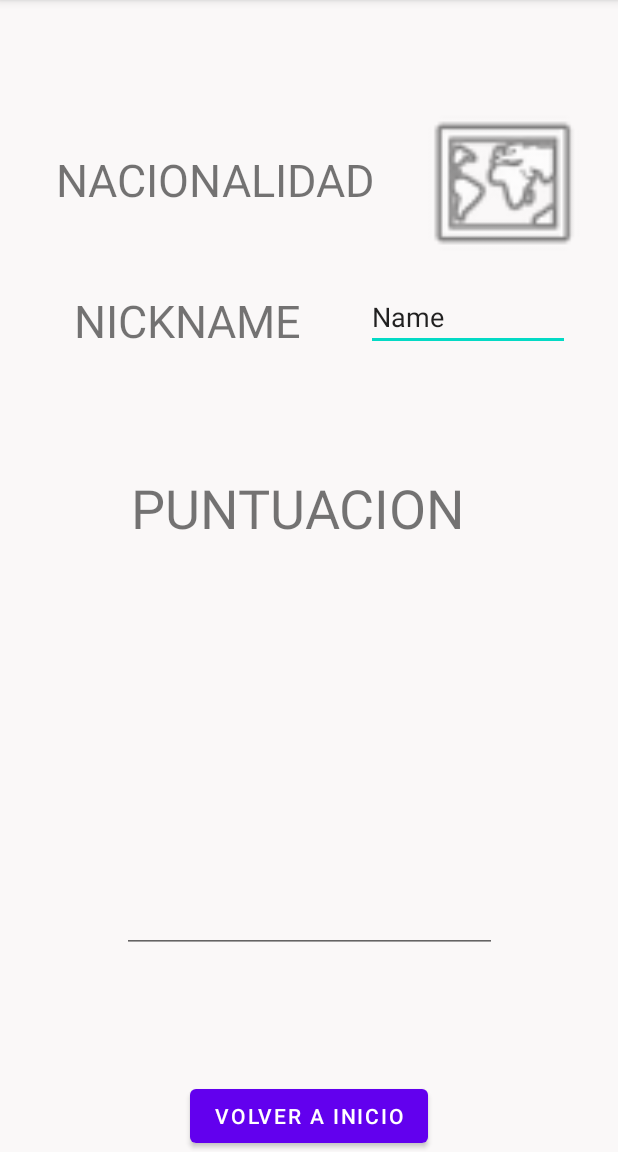
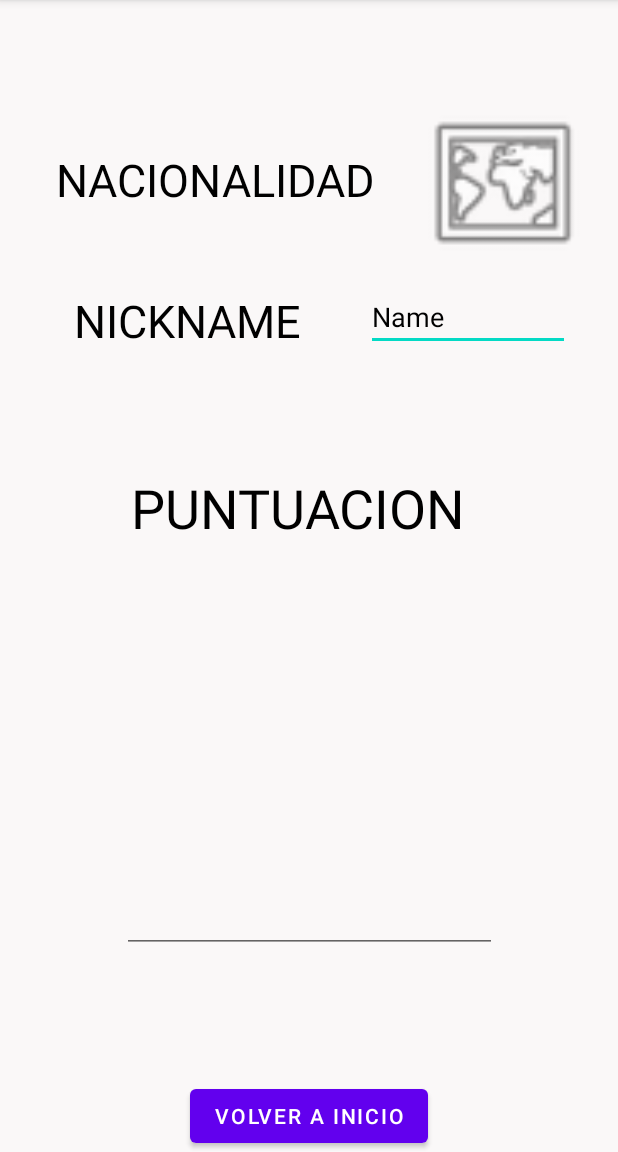
Before and after one commit to C0nf1cker/Software-Processes, an Android app: the Profile screen opened directly, with no data from a screen before it, on a phone screen of 412 x 824 dp, the part 84-1236 px from its top. Run offline under Robolectric (Android 15) with nearby library versions, the light colour scheme and no system bars.

Commit message:
cambio en el color de los textviews
ya que con el color blanco y fondo blanco en el móvil no se constaba la legibilidad

```diff
--- a/MyApplication/app/src/main/res/layout/activity_profile.xml
+++ b/MyApplication/app/src/main/res/layout/activity_profile.xml
@@ -13,6 +13,7 @@
         android:layout_height="wrap_content"
         android:layout_marginBottom="80dp"
         android:text="@string/profile_screen"
+        android:textColor="#000000"
         android:textSize="30sp"
         app:layout_constraintBottom_toTopOf="@+id/textView6"
         app:layout_constraintEnd_toStartOf="@+id/editTextTextPersonName"
@@ -35,6 +36,7 @@
         android:layout_height="90dp"
         android:layout_marginTop="80dp"
         android:text="PUNTUACION"
+        android:textColor="#000000"
         android:textSize="36sp"
         app:layout_constraintEnd_toEndOf="parent"
         app:layout_constraintStart_toStartOf="parent"
@@ -45,6 +47,7 @@
         android:layout_width="225dp"
         android:layout_height="42dp"
         android:text="NACIONALIDAD"
+        android:textColor="@color/black"
         android:textSize="30sp"
         app:layout_constraintBottom_toTopOf="@+id/textView3"
         app:layout_constraintEnd_toStartOf="@+id/imageView"
@@ -63,6 +66,7 @@
         android:ems="10"
         android:inputType="textPersonName"
         android:text="Name"
+        android:textColor="#000000"
         app:layout_constraintEnd_toEndOf="parent"
         app:layout_constraintTop_toBottomOf="@+id/imageView" />
 
@@ -72,6 +76,7 @@
         android:layout_height="146dp"
         android:ems="10"
         android:inputType="number"
+        android:textColor="#000000"
         app:layout_constraintBottom_toTopOf="@+id/button4"
         app:layout_constraintEnd_toEndOf="parent"
         app:layout_constraintStart_toStartOf="parent"
```
